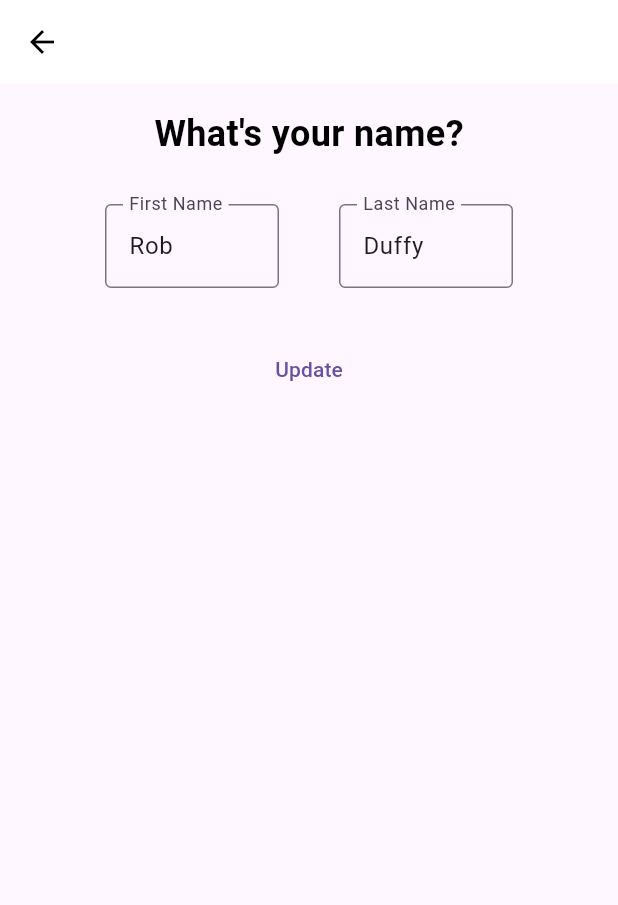
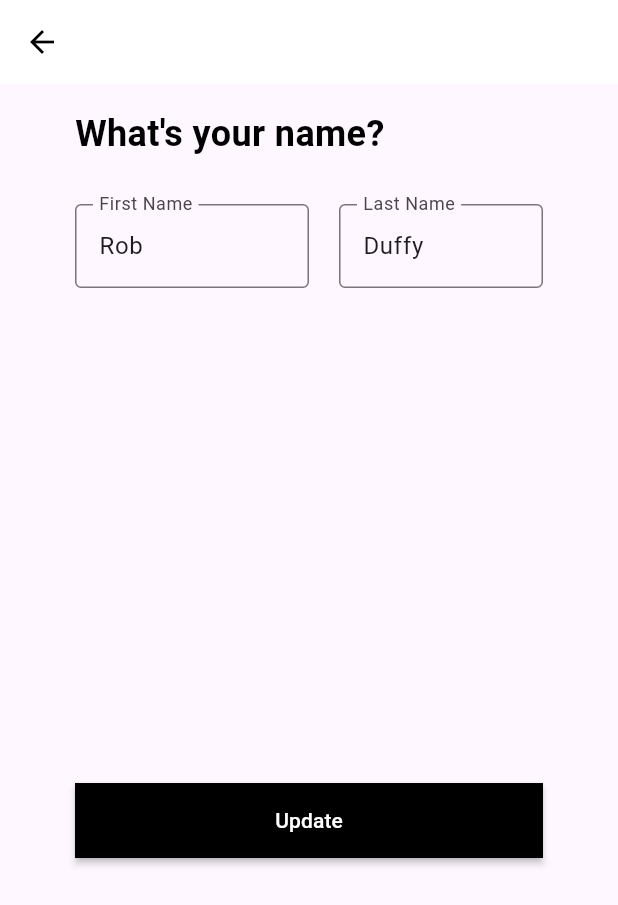
Before and after one commit to plungepool/ag_editprofile, a Flutter app: the screen it shows after launch, after a tap on an icon or button, on a phone screen of 412 x 824 dp. Shown: the top 905 px of the screen. Run offline on Flutter 3.47's test engine with Material 3 defaults, Android fonts, the phone set to English and light mode, and no system bars; our stand-ins replace image_picker.

Commit message:
Improve UI to match example

```diff
--- a/lib/model/user.dart
+++ b/lib/model/user.dart
@@ -1,4 +1,3 @@
-import 'dart:io';
 
 class User {
   String photo;
--- a/lib/model/user_data.dart
+++ b/lib/model/user_data.dart
@@ -8,6 +8,6 @@ class UserData {
     phone: '(555) 555 - 5555',
     email: 'rob@plungepool.dev',
     about:
-        'Lorem ipsum dolor sit amet, consectetur adipiscing elit. Suspendisse porttitor fermentum orci, ut tristique nisi dictum ac. Sed nisl leo, rutrum sit amet velit id, interdum rutrum arcu. Pellentesque habitant morbi tristique senectus et netus et malesuada fames ac turpis egestas. Etiam nibh sapien, commodo at condimentum quis, mattis nec nibh. Sed condimentum sed justo et elementum. Fusce quis sem pretium, suscipit neque eget, ornare massa.',
+        '[Delete me to see hint text in text box] Lorem ipsum dolor sit amet, consectetur adipiscing elit. Suspendisse porttitor fermentum orci, ut tristique nisi dictum ac.',
   );
 }
--- a/lib/pages/edit_name.dart
+++ b/lib/pages/edit_name.dart
@@ -23,12 +23,13 @@ class EditName extends StatelessWidget {
       body: const Padding(
           padding: EdgeInsets.fromLTRB(50.0, 16.0, 50.0, 16.0),
           child: Column(
+            crossAxisAlignment: CrossAxisAlignment.start,
             children: [
               EditNameTextHeader(),
               SizedBox(height: 10),
               NameTextFields(),
-              SizedBox(height: 10),
-              UpdateButton()
+              SizedBox(height: 310),
+              Center(child: UpdateButton())
             ],
           )),
     );
@@ -62,7 +63,7 @@ class NameTextFields extends StatelessWidget {
       children: [
         Flexible(
             child: Padding(
-                padding: const EdgeInsets.all(20.0),
+                padding: const EdgeInsets.fromLTRB(0.0, 20.0, 0.0, 20.0),
                 child: TextFormField(
                   controller: firstNameController,
                   decoration: const InputDecoration(
@@ -72,7 +73,7 @@ class NameTextFields extends StatelessWidget {
                 ))),
         Flexible(
             child: Padding(
-                padding: const EdgeInsets.all(20.0),
+                padding: const EdgeInsets.fromLTRB(20.0, 20.0, 0.0, 20.0),
                 child: TextFormField(
                   controller: lastNameController,
                   decoration: const InputDecoration(
@@ -95,7 +96,13 @@ class UpdateButton extends StatefulWidget {
 class _UpdateButtonState extends State<UpdateButton> {
   @override
   Widget build(BuildContext context) {
-    return TextButton(
+    return ElevatedButton(
+        style: ElevatedButton.styleFrom(
+          backgroundColor: Colors.black,
+          elevation: 2,
+          shape: const ContinuousRectangleBorder(),
+          fixedSize: const Size(350, 50),
+        ),
         onPressed: () {
           setState(() {
             HomePage.user.nameFirst = firstNameController.text;
@@ -103,6 +110,6 @@ class _UpdateButtonState extends State<UpdateButton> {
           });
           Navigator.pop(context);
         },
-        child: const Text('Update'));
+        child: const Text('Update', style: TextStyle(color: Colors.white)));
   }
 }
--- a/lib/pages/home.dart
+++ b/lib/pages/home.dart
@@ -29,10 +29,10 @@ class _HomePageState extends State<HomePage> {
         return Container(
           alignment: Alignment.center,
           child: Padding(
-              padding: const EdgeInsets.all(16.0),
+              padding: const EdgeInsets.fromLTRB(16.0, 0.0, 16.0, 16.0),
               child: Column(
                 children: [
-                  const SizedBox(height: 50),
+                  const SizedBox(height: 40),
                   const EditProfileText(),
                   const SizedBox(height: 20),
                   buildProfileCircle(context, HomePage.user.photo),
@@ -106,7 +106,9 @@ class _HomePageState extends State<HomePage> {
           child: Column(
             crossAxisAlignment: CrossAxisAlignment.start,
             children: [
-              const Text(
+              const Padding(
+                padding: EdgeInsets.fromLTRB(12.0, 0.0, 0.0, 0.0),
+                child: Text(
                   'Name',
                   style: TextStyle(
                     fontSize: 15,
@@ -114,10 +116,10 @@ class _HomePageState extends State<HomePage> {
                     color: Colors.grey,
                   ),
                 ),
+              ),
               const SizedBox(height: 1),
               Container(
                   width: 400,
-                  height: 60,
                   decoration: const BoxDecoration(
                       border: Border(
                           bottom: BorderSide(
@@ -130,6 +132,9 @@ class _HomePageState extends State<HomePage> {
                             onPressed: () {
                               navigateSecondPage(const EditName());
                             },
+                            style: ButtonStyle(
+                                overlayColor: MaterialStateProperty.all(
+                                    Colors.transparent)),
                             child: Padding(
                                 padding:
                                     const EdgeInsets.fromLTRB(0, 10, 10, 10),
@@ -158,7 +163,9 @@ class _HomePageState extends State<HomePage> {
       child: Column(
         crossAxisAlignment: CrossAxisAlignment.start,
         children: [
-          const Text(
+          const Padding(
+            padding: EdgeInsets.fromLTRB(12.0, 0.0, 0.0, 0.0),
+            child: Text(
               'Phone',
               style: TextStyle(
                 fontSize: 15,
@@ -166,10 +173,10 @@ class _HomePageState extends State<HomePage> {
                 color: Colors.grey,
               ),
             ),
+          ),
           const SizedBox(height: 1),
           Container(
               width: 400,
-              height: 60,
               decoration: const BoxDecoration(
                   border: Border(
                       bottom: BorderSide(
@@ -182,6 +189,9 @@ class _HomePageState extends State<HomePage> {
                         onPressed: () {
                           navigateSecondPage(const EditPhone());
                         },
+                        style: ButtonStyle(
+                            overlayColor:
+                                MaterialStateProperty.all(Colors.transparent)),
                         child: Padding(
                             padding: const EdgeInsets.fromLTRB(0, 10, 10, 10),
                             child: Align(
@@ -209,7 +219,9 @@ class _HomePageState extends State<HomePage> {
       child: Column(
         crossAxisAlignment: CrossAxisAlignment.start,
         children: [
-          const Text(
+          const Padding(
+            padding: EdgeInsets.fromLTRB(12.0, 0.0, 0.0, 0.0),
+            child: Text(
               'Email',
               style: TextStyle(
                 fontSize: 15,
@@ -217,10 +229,10 @@ class _HomePageState extends State<HomePage> {
                 color: Colors.grey,
               ),
             ),
+          ),
           const SizedBox(height: 1),
           Container(
               width: 400,
-              height: 60,
               decoration: const BoxDecoration(
                   border: Border(
                       bottom: BorderSide(
@@ -233,6 +245,9 @@ class _HomePageState extends State<HomePage> {
                         onPressed: () {
                           navigateSecondPage(const EditEmail());
                         },
+                        style: ButtonStyle(
+                            overlayColor:
+                                MaterialStateProperty.all(Colors.transparent)),
                         child: Padding(
                             padding: const EdgeInsets.fromLTRB(0, 10, 10, 10),
                             child: Align(
@@ -260,7 +275,9 @@ class _HomePageState extends State<HomePage> {
       child: Column(
         crossAxisAlignment: CrossAxisAlignment.start,
         children: [
-          const Text(
+          const Padding(
+            padding: EdgeInsets.fromLTRB(12.0, 0.0, 0.0, 0.0),
+            child: Text(
               'Tell us about yourself',
               style: TextStyle(
                 fontSize: 15,
@@ -268,10 +285,11 @@ class _HomePageState extends State<HomePage> {
                 color: Colors.grey,
               ),
             ),
+          ),
           const SizedBox(height: 1),
           Container(
               width: 400,
-              height: 110,
+              height: 75,
               decoration: const BoxDecoration(
                   border: Border(
                       bottom: BorderSide(
@@ -284,6 +302,9 @@ class _HomePageState extends State<HomePage> {
                         onPressed: () {
                           navigateSecondPage(const EditAbout());
                         },
+                        style: ButtonStyle(
+                            overlayColor:
+                                MaterialStateProperty.all(Colors.transparent)),
                         child: Padding(
                             padding: const EdgeInsets.fromLTRB(0, 10, 10, 10),
                             child: Align(
```
Also changed, not shown: lib/pages/edit_about.dart (+13 -6 lines), lib/pages/edit_email.dart (+12 -5 lines), lib/pages/edit_phone.dart (+12 -5 lines), lib/pages/edit_photo.dart (+9 -3 lines). Lines whose indentation alone changed are shown as unchanged.
